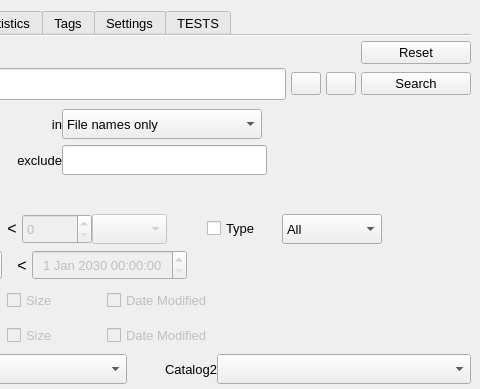
Before: the Qt Designer form mainwindow.ui in StephaneCouturier/Katalog, drawn with Qt 5; both pictures show x 678 to 1158 and y 0 to 389 of the 1158 by 936 pixel window.
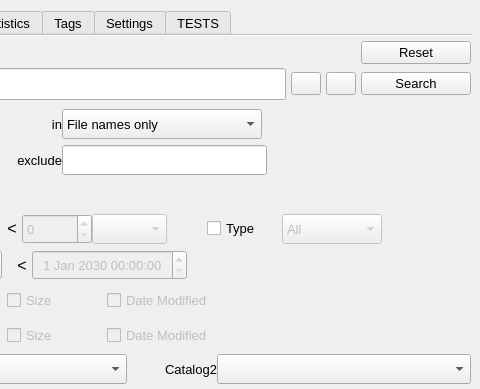
After: the same form once the commit is applied. Icons and pictures are not drawn. Custom widgets are drawn as their Qt base class.

Commit message: https://github.com/StephaneCouturier/Katalog/issues/460

```diff
--- a/mainwindow.ui
+++ b/mainwindow.ui
@@ -2197,7 +2197,7 @@
                       <item>
                        <widget class="QComboBox" name="Search_comboBox_FileType">
                         <property name="enabled">
-                         <bool>true</bool>
+                         <bool>false</bool>
                         </property>
                         <property name="sizePolicy">
                          <sizepolicy hsizetype="Fixed" vsizetype="Fixed">
```
